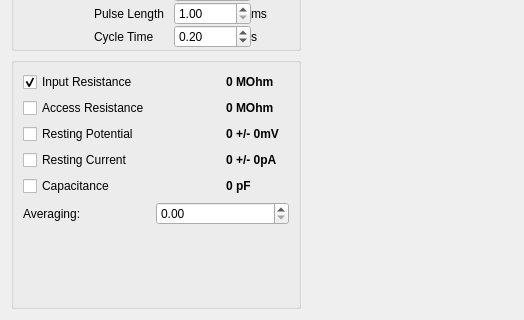
The window that lib/modules/Patch/PatchTemplate.ui (acq4/acq4) describes before a commit, drawn with Qt 5; both pictures show x 0 to 524 and y 213 to 533 of the 524 by 533 pixel window.
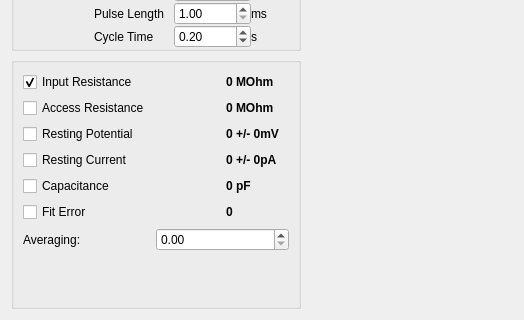
The same window after the commit. Custom widgets are drawn as their Qt base class.

Commit message: Added fit error report in PAtch

Patch:
```diff
--- a/lib/modules/Patch/PatchTemplate.ui
+++ b/lib/modules/Patch/PatchTemplate.ui
@@ -332,19 +332,19 @@
             </property>
            </widget>
           </item>
-          <item row="5" column="0" >
-           <widget class="QLabel" name="label_6" >
-            <property name="text" >
+          <item row="6" column="0">
+           <widget class="QLabel" name="label_6">
+            <property name="text">
              <string>Averaging:</string>
             </property>
            </widget>
           </item>
-          <item row="5" column="1" colspan="2" >
-           <widget class="QDoubleSpinBox" name="averagingSpin" />
+          <item row="6" column="1" colspan="2">
+           <widget class="QDoubleSpinBox" name="averagingSpin"/>
           </item>
-          <item row="6" column="1" >
-           <spacer name="verticalSpacer_2" >
-            <property name="orientation" >
+          <item row="7" column="1">
+           <spacer name="verticalSpacer_2">
+            <property name="orientation">
              <enum>Qt::Vertical</enum>
             </property>
             <property name="sizeHint" stdset="0" >
@@ -419,6 +419,26 @@
             </property>
            </widget>
           </item>
+          <item row="5" column="0">
+           <widget class="QCheckBox" name="fitErrorCheck">
+            <property name="text">
+             <string>Fit Error</string>
+            </property>
+           </widget>
+          </item>
+          <item row="5" column="2">
+           <widget class="QLabel" name="fitErrorLabel">
+            <property name="font">
+             <font>
+              <weight>75</weight>
+              <bold>true</bold>
+             </font>
+            </property>
+            <property name="text">
+             <string>0</string>
+            </property>
+           </widget>
+          </item>
          </layout>
         </widget>
        </item>
```
Left out of the diff: 319 changed lines with no effect on the pictures. The commit also changes 2 other files.
